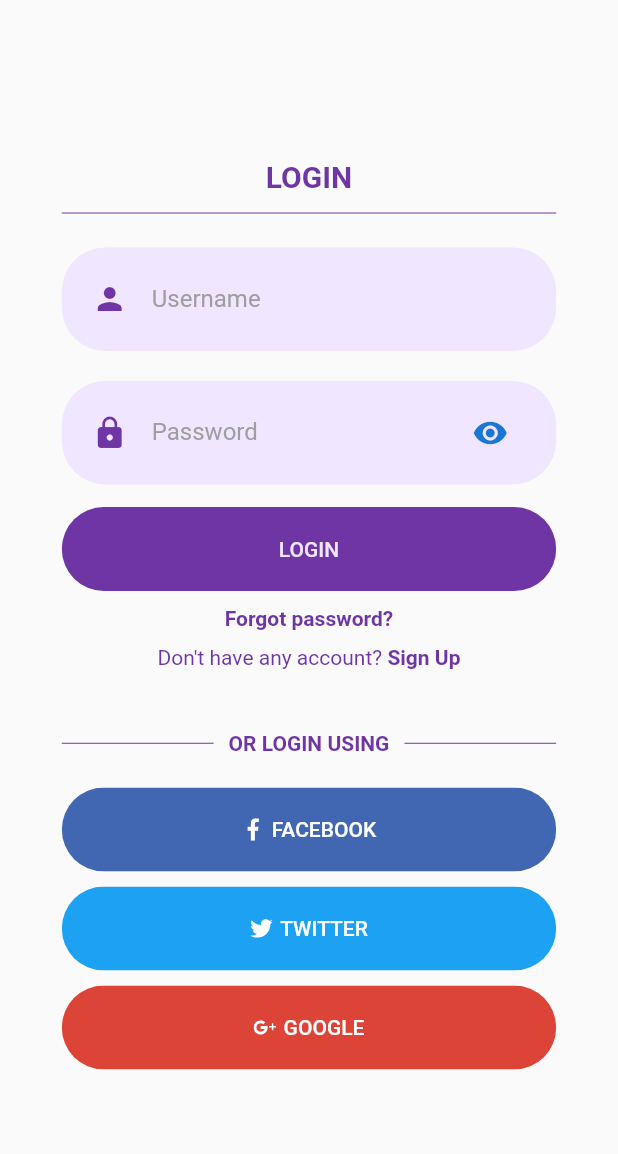
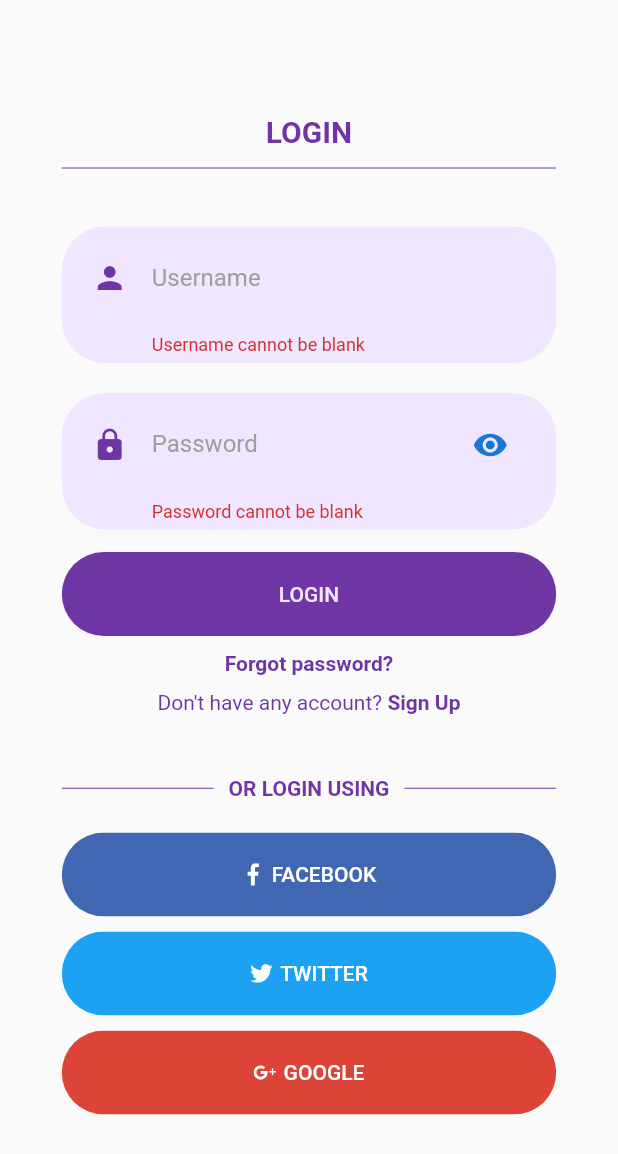
Before and after one commit to zahidinf/barang_hilang, a Flutter app: the screen it shows after launch, after a tap on "LOGIN", on a phone screen of 412 x 824 dp. Shown: the top 1154 px of the screen. Run offline on Flutter 3.47's test engine with Material 2 defaults, Android fonts, the phone set to English and light mode, and no system bars; our stand-ins replace flutter_svg.

Commit message:
Update login_body.dart, login_header is not used anymore

```diff
--- a/lib/screens/login/components/login_body.dart
+++ b/lib/screens/login/components/login_body.dart
@@ -1,7 +1,13 @@
+import 'package:barang_hilang/components/already_have_an_account_check.dart';
+import 'package:barang_hilang/components/line_divider.dart';
+import 'package:barang_hilang/components/rounded_button.dart';
+import 'package:barang_hilang/components/rounded_button_with_icon.dart';
+import 'package:barang_hilang/components/rounded_input_field.dart';
+import 'package:barang_hilang/components/rounded_password_field.dart';
 import 'package:barang_hilang/contants.dart';
 import 'package:barang_hilang/home_page.dart';
 import 'package:barang_hilang/screens/login/components/login_form.dart';
-import 'package:barang_hilang/screens/login/components/login_header.dart';
+import 'package:barang_hilang/screens/signup/signup_screen.dart';
 import 'package:flutter/material.dart';
 
 class Login extends StatefulWidget {
@@ -10,7 +16,7 @@ class Login extends StatefulWidget {
 }
 
 class _LoginState extends State<Login> {
-  String alert = "Login to your account";
+  String alert = "";
 
   final GlobalKey<FormState> _formKey = GlobalKey<FormState>();
   TextEditingController usernameInput = new TextEditingController();
@@ -20,6 +26,7 @@ class _LoginState extends State<Login> {
     if (_formKey.currentState.validate()) {
       if (usernameInput.text == "zahidinf" &&
           passwordInput.text == "abcd1234") {
+        alert = "";
         Navigator.pushReplacement(
             context,
             MaterialPageRoute(
@@ -60,10 +67,83 @@ class _LoginState extends State<Login> {
                 color: kPrimaryColor,
               ),
             ),
-            LoginForm(
-                formKey: _formKey,
-                usernameInput: usernameInput,
-                passwordInput: passwordInput),
+            Text(
+              alert,
+              style: TextStyle(
+                color: Colors.red,
+              ),
+            ),
+            Form(
+              key: _formKey,
+              child: Column(
+                children: <Widget>[
+                  RoundedInputField(
+                    controller: usernameInput,
+                    validatorMessage: "Username cannot be blank",
+                    hintText: "Your email or username",
+                    labelText: "Username",
+                    icon: Icons.person,
+                  ),
+                  RoundedPasswordField(
+                    controller: passwordInput,
+                    validatorMessage: "Password cannot be blank",
+                    hintText: "Enter your password",
+                    labelText: "Password",
+                    icon: Icons.lock,
+                  ),
+                  RoundedButton(
+                    text: "LOGIN",
+                    color: kPrimaryColor,
+                    textColor: kPrimaryLightColor,
+                    press: () => loginProcess(),
+                  ),
+                  ForgotPassword(),
+                  AlreadyHaveAnAccountCheck(
+                    login: true,
+                    press: () {
+                      Navigator.push(
+                        context,
+                        MaterialPageRoute(
+                          builder: (context) {
+                            return RegisterPage();
+                          },
+                        ),
+                      );
+                    },
+                  ),
+                  SizedBox(
+                    height: 20,
+                  ),
+                  LineDivider(
+                    text: "OR LOGIN USING",
+                  ),
+                  RoundedButtonWithIcon(
+                    icon: "assets/icons/facebook.svg",
+                    iconColor: Colors.white,
+                    text: "FACEBOOK",
+                    color: Color(0xFF4267B2),
+                    textColor: Colors.white,
+                    press: () {},
+                  ),
+                  RoundedButtonWithIcon(
+                    icon: "assets/icons/twitter.svg",
+                    iconColor: Colors.white,
+                    text: "TWITTER",
+                    color: Color(0xFF1DA1F2),
+                    textColor: Colors.white,
+                    press: () {},
+                  ),
+                  RoundedButtonWithIcon(
+                    icon: "assets/icons/google-plus.svg",
+                    iconColor: Colors.white,
+                    text: "GOOGLE",
+                    color: Color(0xFFDB4437),
+                    textColor: Colors.white,
+                    press: () {},
+                  ),
+                ],
+              ),
+            ),
           ],
         ),
       ),
```
